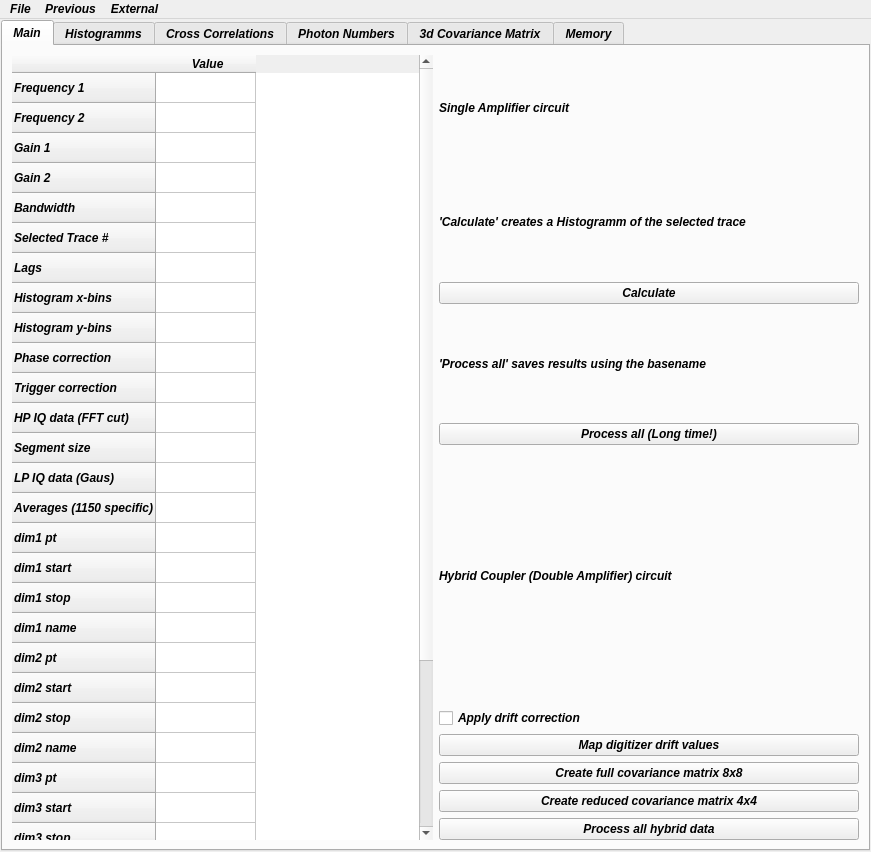
This is density_matrix/hybridC/density_matrix.ui in benschneider/sideprojects1 as Qt 5 draws it before an edit. The edited form follows.
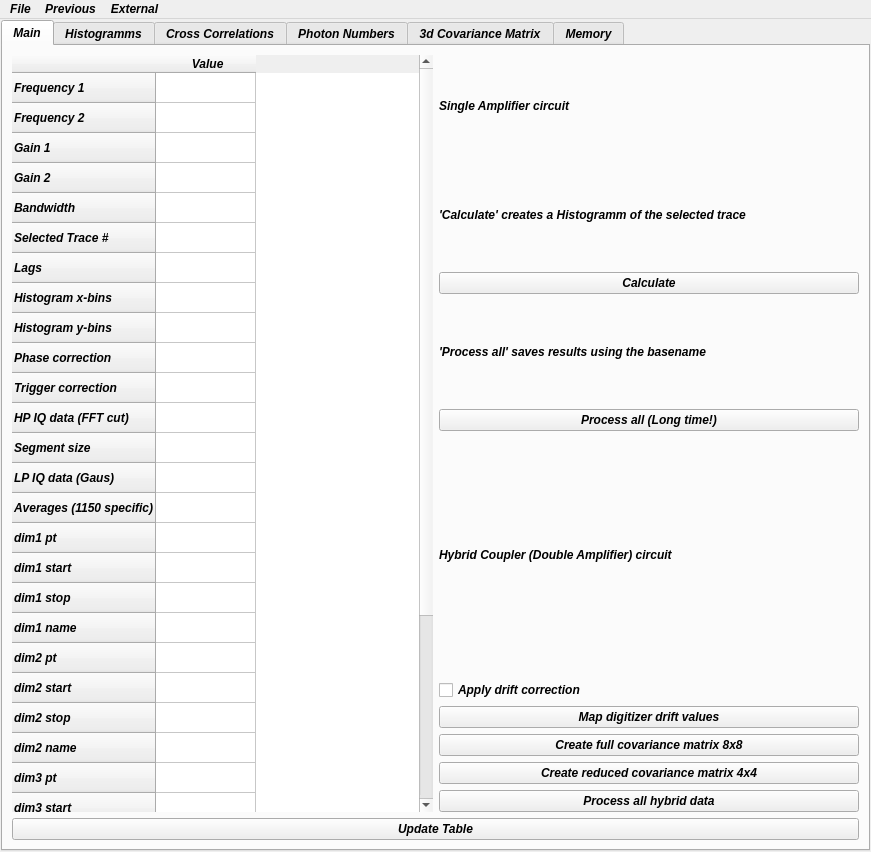
This is the edited form. The open tabs and pages were chosen to show the change.

Commit message: settings load/save correction

What changed in the file:
```diff
--- a/density_matrix/hybridC/density_matrix.ui
+++ b/density_matrix/hybridC/density_matrix.ui
@@ -361,6 +361,13 @@
             </item>
            </layout>
           </item>
+          <item>
+           <widget class="QPushButton" name="Update_table">
+            <property name="text">
+             <string>Update Table</string>
+            </property>
+           </widget>
+          </item>
          </layout>
         </widget>
         <widget class="QWidget" name="tab_2">
```
Left out of the diff: 8 changed lines with no effect on the pictures. The commit also changes 1 other file.
